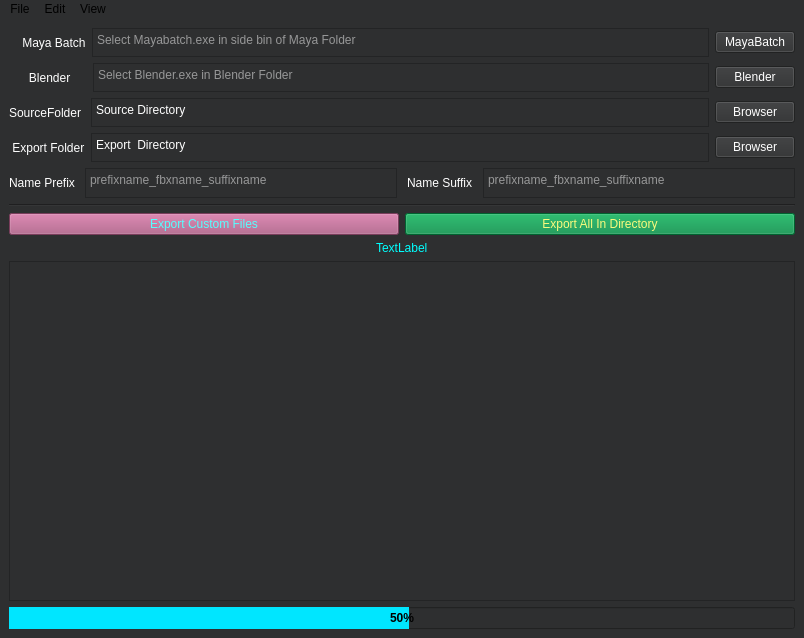
Before: the Qt Designer form src/mainwindow.ui in leetdvn/LeeAutoExportFBX, drawn with Qt 5.
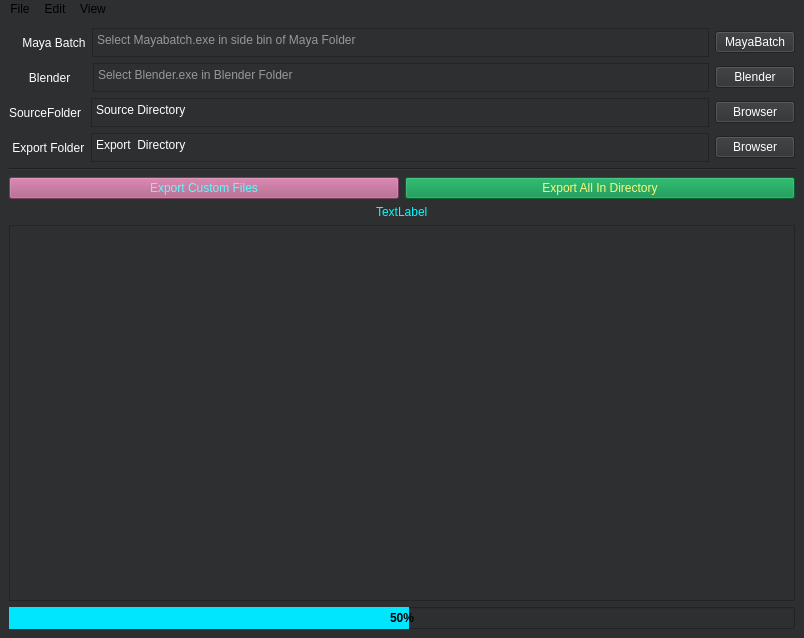
After: the same form once the commit is applied.

Patch:
```diff
--- a/src/mainwindow.ui
+++ b/src/mainwindow.ui
@@ -337,69 +337,6 @@
         </item>
        </layout>
       </item>
-      <item>
-       <layout class="QHBoxLayout" name="horizontalLayout_2">
-        <property name="spacing">
-         <number>10</number>
-        </property>
-        <item>
-         <widget class="QLabel" name="FbxPrefix">
-          <property name="styleSheet">
-           <string notr="true">font: 700 9pt &quot;Times New Roman&quot;;
-color:rgb(255, 255, 255);</string>
-          </property>
-          <property name="text">
-           <string>Name Prefix</string>
-          </property>
-         </widget>
-        </item>
-        <item>
-         <widget class="QTextEdit" name="linePrefix">
-          <property name="maximumSize">
-           <size>
-            <width>16777215</width>
-            <height>30</height>
-           </size>
-          </property>
-          <property name="styleSheet">
-           <string notr="true">font: 700 9pt &quot;Times New Roman&quot;;
-color:rgb(255, 255, 255);</string>
-          </property>
-          <property name="placeholderText">
-           <string>prefixname_fbxname_suffixname</string>
-          </property>
-         </widget>
-        </item>
-        <item>
-         <widget class="QLabel" name="FbxSuffix">
-          <property name="styleSheet">
-           <string notr="true">font: 700 9pt &quot;Times New Roman&quot;;
-color:rgb(255, 255, 255);</string>
-          </property>
-          <property name="text">
-           <string>Name Suffix</string>
-          </property>
-         </widget>
-        </item>
-        <item>
-         <widget class="QTextEdit" name="lineSuffix">
-          <property name="maximumSize">
-           <size>
-            <width>16777215</width>
-            <height>30</height>
-           </size>
-          </property>
-          <property name="styleSheet">
-           <string notr="true">font: 700 9pt &quot;Times New Roman&quot;;
-color:rgb(255, 255, 255);</string>
-          </property>
-          <property name="placeholderText">
-           <string>prefixname_fbxname_suffixname</string>
-          </property>
-         </widget>
-        </item>
-       </layout>
-      </item>
      </layout>
     </item>
     <item row="3" column="0">
```
